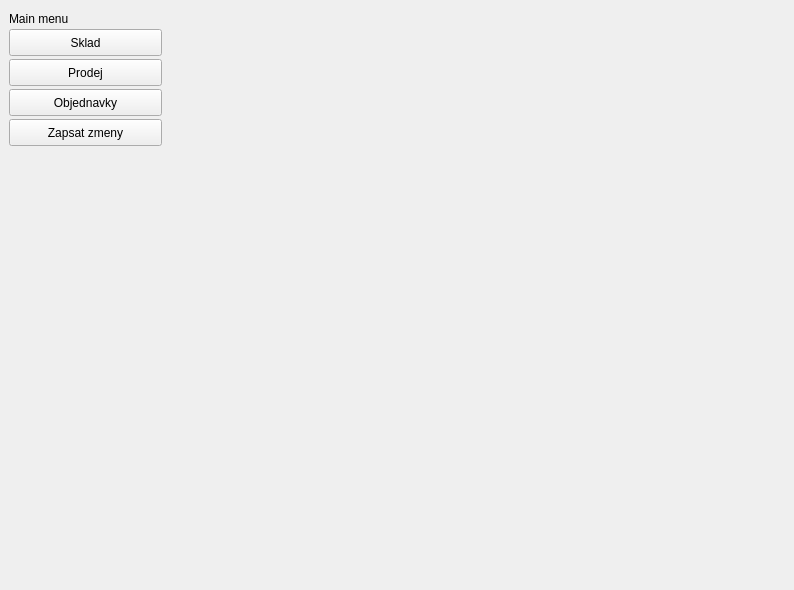
Before: the Qt Designer form gui.ui in skrcka/URO_P2, drawn with Qt 5.
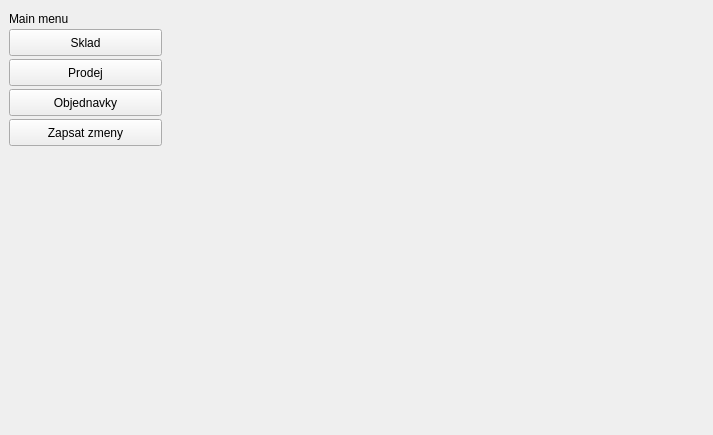
After: the same form once the commit is applied.

```diff
--- a/gui.ui
+++ b/gui.ui
@@ -6,8 +6,8 @@
    <rect>
     <x>0</x>
     <y>0</y>
-    <width>794</width>
-    <height>590</height>
+    <width>713</width>
+    <height>435</height>
    </rect>
   </property>
   <property name="sizePolicy">
@@ -26,38 +26,18 @@
      <verstretch>0</verstretch>
     </sizepolicy>
    </property>
-   <layout class="QGridLayout" name="gridLayout">
-    <item row="0" column="3">
-     <widget class="QWidget" name="stock_widget" native="true">
-      <property name="sizePolicy">
-       <sizepolicy hsizetype="Expanding" vsizetype="Preferred">
-        <horstretch>0</horstretch>
-        <verstretch>0</verstretch>
-       </sizepolicy>
+   <layout class="QHBoxLayout" name="horizontalLayout_4">
+    <item>
+     <layout class="QHBoxLayout" name="horizontalLayout_3">
+      <property name="sizeConstraint">
+       <enum>QLayout::SetNoConstraint</enum>
       </property>
-     </widget>
-    </item>
-    <item row="0" column="2">
-     <widget class="QWidget" name="login_widget" native="true">
-      <property name="sizePolicy">
-       <sizepolicy hsizetype="Expanding" vsizetype="Preferred">
-        <horstretch>0</horstretch>
-        <verstretch>0</verstretch>
-       </sizepolicy>
-      </property>
-     </widget>
-    </item>
-    <item row="0" column="4">
-     <widget class="QWidget" name="bills_widget" native="true">
-      <property name="sizePolicy">
-       <sizepolicy hsizetype="Expanding" vsizetype="Preferred">
-        <horstretch>0</horstretch>
-        <verstretch>0</verstretch>
-       </sizepolicy>
-      </property>
-     </widget>
-    </item>
-    <item row="0" column="1">
+      <item>
+       <layout class="QVBoxLayout" name="verticalLayout">
+        <property name="sizeConstraint">
+         <enum>QLayout::SetNoConstraint</enum>
+        </property>
+        <item>
      <widget class="QWidget" name="menu_widget" native="true">
       <property name="sizePolicy">
        <sizepolicy hsizetype="Minimum" vsizetype="Preferred">
@@ -138,15 +118,77 @@
       </widget>
      </widget>
     </item>
-    <item row="0" column="5">
+       </layout>
+      </item>
+      <item>
+       <layout class="QVBoxLayout" name="verticalLayout_2">
+        <property name="sizeConstraint">
+         <enum>QLayout::SetNoConstraint</enum>
+        </property>
+        <item>
+         <widget class="QWidget" name="login_widget" native="true">
+          <property name="sizePolicy">
+           <sizepolicy hsizetype="Expanding" vsizetype="Expanding">
+            <horstretch>0</horstretch>
+            <verstretch>0</verstretch>
+           </sizepolicy>
+          </property>
+         </widget>
+        </item>
+       </layout>
+      </item>
+      <item>
+       <layout class="QVBoxLayout" name="verticalLayout_3">
+        <property name="sizeConstraint">
+         <enum>QLayout::SetNoConstraint</enum>
+        </property>
+        <item>
      <widget class="QWidget" name="orders_widget" native="true">
       <property name="sizePolicy">
-       <sizepolicy hsizetype="Expanding" vsizetype="Preferred">
+           <sizepolicy hsizetype="Expanding" vsizetype="Expanding">
         <horstretch>0</horstretch>
         <verstretch>0</verstretch>
        </sizepolicy>
       </property>
      </widget>
+        </item>
+       </layout>
+      </item>
+      <item>
+       <layout class="QVBoxLayout" name="verticalLayout_4">
+        <property name="sizeConstraint">
+         <enum>QLayout::SetNoConstraint</enum>
+        </property>
+        <item>
+         <widget class="QWidget" name="bills_widget" native="true">
+          <property name="sizePolicy">
+           <sizepolicy hsizetype="Expanding" vsizetype="Expanding">
+            <horstretch>0</horstretch>
+            <verstretch>0</verstretch>
+           </sizepolicy>
+          </property>
+         </widget>
+        </item>
+       </layout>
+      </item>
+      <item>
+       <layout class="QVBoxLayout" name="verticalLayout_5">
+        <property name="sizeConstraint">
+         <enum>QLayout::SetNoConstraint</enum>
+        </property>
+        <item>
+         <widget class="QWidget" name="stock_widget" native="true">
+          <property name="sizePolicy">
+           <sizepolicy hsizetype="Expanding" vsizetype="Expanding">
+            <horstretch>0</horstretch>
+            <verstretch>0</verstretch>
+           </sizepolicy>
+          </property>
+         </widget>
+        </item>
+       </layout>
+      </item>
+     </layout>
     </item>
    </layout>
   </widget>
```
Lines whose indentation alone changed are shown as unchanged.
